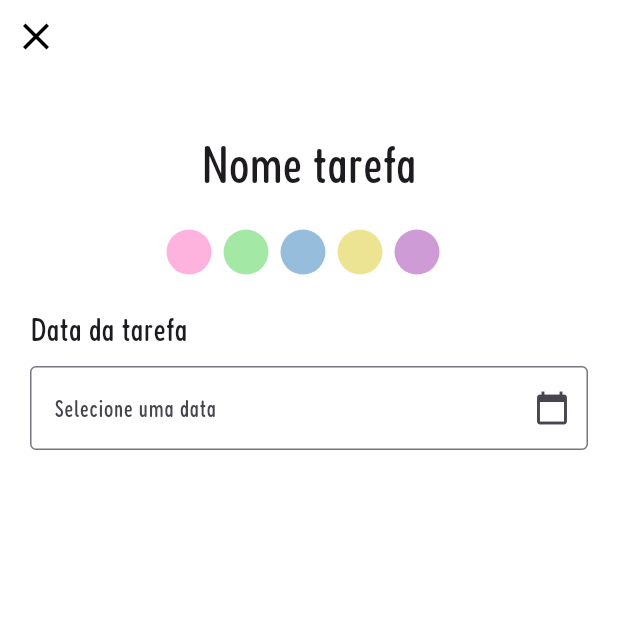
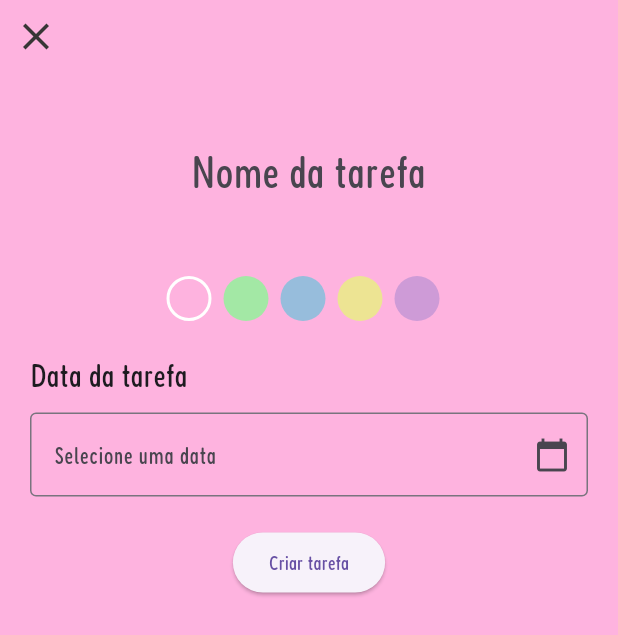
Before and after one commit to Debsmmaia/PixiePlan, a Flutter app: the NewPage screen opened directly, on a phone screen of 412 x 824 dp. Shown: the top 635 px of the screen. Run offline on Flutter 3.47's test engine with Material 3 defaults, Android fonts, the phone set to English and light mode, and no system bars.

Commit message:
Adicionei o botão e o campo de  nomear a tarefa

```diff
--- a/lib/main.dart
+++ b/lib/main.dart
@@ -138,13 +138,15 @@ class ProfilePage extends StatelessWidget {
 
   @override
   Widget build(BuildContext context) {
-    return Center(
-      child: Text(
-        'Página de Perfil',
-        style: TextStyle(
-          fontSize: 24, // Corrigido aqui
+    return ListView(
+      children: <Widget>[
+        Center(
+          child: Padding(
+            padding: const EdgeInsets.all(20),
+            child: Text("Faça login!"),
+          ),
         ),
-      ),
+      ],
     );
   }
 }
@@ -245,7 +247,7 @@ class NewPage extends StatefulWidget {
 
 class _NewPageState extends State<NewPage> {
   DateTime? selectedDate;
-  Color selectedColor = Colors.transparent; // Cor padrão
+  Color selectedColor = Color(0xfffeb3df); // Cor padrão
 
   // Método para selecionar a data
   Future<void> _selectDate(BuildContext context) async {
@@ -273,27 +275,34 @@ class _NewPageState extends State<NewPage> {
 
   @override
   Widget build(BuildContext context) {
+    var _controller = TextEditingController();
+
     return Scaffold(
       body: Container(
-        color: selectedColor, // Aplica a cor selecionada ao fundo
+        color: selectedColor,
         child: Column(
           crossAxisAlignment: CrossAxisAlignment.start,
-          children: [
-            // Botão para fechar a página
+          children: <Widget>[
             IconButton(
-              icon: Icon(Icons.close, color: Colors.black, size: 30),
+              icon: Icon(Icons.close, color: Color(0xff383636), size: 30),
               onPressed: () {
                 Navigator.of(context).pop();
               },
             ),
             SizedBox(height: 35),
-            Center(
-              child: Text(
-                'Nome tarefa',
-                style: TextStyle(fontSize: 35),
+
+            TextFormField(
+              controller: _controller,
+              style: TextStyle(fontSize: 30),
+              textAlign: TextAlign.center,
+              decoration: InputDecoration(
+                hintText: "Nome da tarefa",
+                border: InputBorder.none,
               ),
+              onSaved: (String? val) {},
             ),
-            SizedBox(height: 20),
+
+            Padding(padding: const EdgeInsets.all(20)),
 
             // Seção para escolher a cor
             Center(
@@ -348,6 +357,15 @@ class _NewPageState extends State<NewPage> {
                 ],
               ),
             ),
+
+            Padding(padding: const EdgeInsets.all(10)),
+
+            Center(
+              child: ElevatedButton(
+                onPressed: () {},
+                child: Text("Criar tarefa"),
+              ),
+            ),
           ],
         ),
       ),
--- a/pubspec.yaml
+++ b/pubspec.yaml
@@ -10,6 +10,7 @@ dependencies:
   flutter:
     sdk: flutter
   intl: ^0.18.0
+  provider: ^6.0.0
 
 dev_dependencies:
   flutter_test:
```
